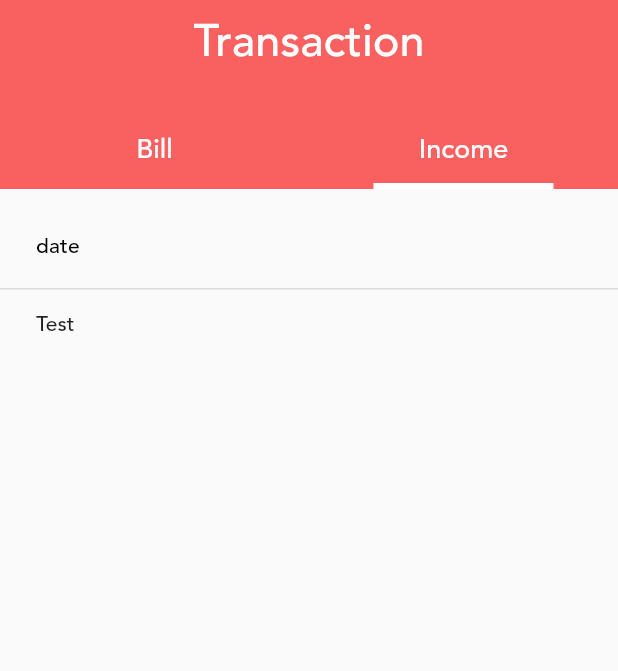
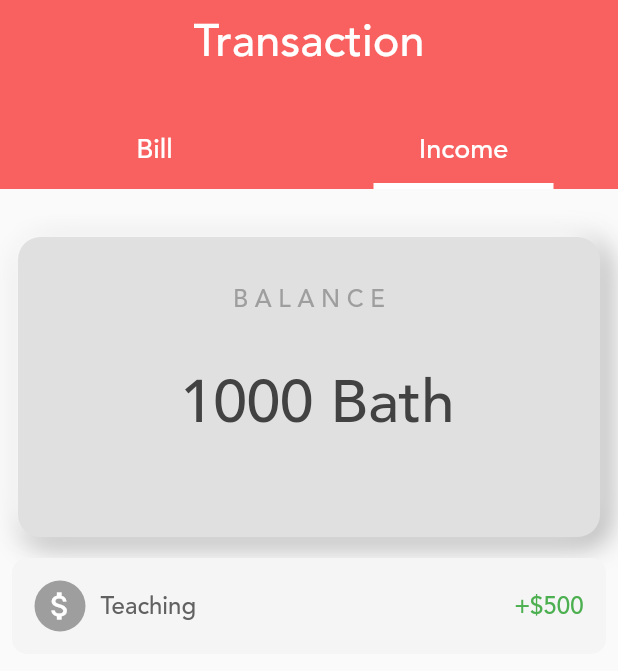
Before and after one commit to smsirmek/tutorplammer, a Flutter app: the transactionPage screen opened directly, after a tap on "Income", on a phone screen of 412 x 824 dp. Shown: the top 671 px of the screen. Run offline on Flutter 3.47's test engine with Material 2 defaults, Android fonts, the phone set to English and light mode, and no system bars; our stand-ins replace firebase_auth, firebase_core, fluttertoast, font_awesome_flutter, form_field_validator, google_sign_in and 1 more; accounts and stored records are empty.

Commit message:
add income card

```diff
--- a/lib/screen/TransactionPage.dart
+++ b/lib/screen/TransactionPage.dart
@@ -1,5 +1,7 @@
 import 'package:flutter/cupertino.dart';
 import 'package:flutter/material.dart';
+import 'package:tutorplanner/transactionpage/Cardtotal.dart';
+import 'package:tutorplanner/transactionpage/Incometransaction.dart';
 
 class TransactionPage extends StatelessWidget {
   @override
@@ -11,19 +13,19 @@ class TransactionPage extends StatelessWidget {
     );
   }
 }
+
 class transactionPage extends StatefulWidget {
-
   @override
   _TransactionPageState createState() => _TransactionPageState();
 }
 
 class _TransactionPageState extends State<transactionPage> {
-
   String filterType = "bill";
 
   @override
   Widget build(BuildContext context) {
     return Scaffold(
+      resizeToAvoidBottomInset: false,
       body: Stack(
         children: [
           Column(
@@ -95,80 +97,59 @@ class _TransactionPageState extends State<transactionPage> {
                   ],
                 ),
               ),
+              (filterType == "bill")
+                  ? Column(
+                      children: [
+                        SizedBox(
+                          height: 20,
+                        ),
+                        CupertinoSearchTextField(),
+                        SizedBox(
+                          height: 20,
+                        ),
+                        Center(
+                          child: DataTable(columns: [
+                            DataColumn(label: Text("Date")),
+                            DataColumn(label: Text("Name")),
+                            DataColumn(label: Text("Pay")),
+                            DataColumn(label: Text("Status"))
+                          ], rows: [
+                            DataRow(cells: [
+                              DataCell(Text("Test")),
+                              DataCell(Text("Test")),
+                              DataCell(Text("Test")),
+                              DataCell(Text("Test")),
+                            ]),
+                          ]),
+                        ),
+                      ],
+                    )
+                  : Container(),
+              (filterType == "income")
+                  ? Padding(
+                      padding: const EdgeInsets.all(8.0),
+                      child: Column(
+                        children: [
+                          SizedBox(
+                            height: 20,
+                          ),
+                          totalCard(
+                            balance: ' 1000',
+                          ),
+                          Container(
+                            child: Center(
+                              child: Column(children: [
+                                SizedBox(height: 10,),
+                                MyTransaction(transactionName: 'Teaching ', money: '500')
+                              ],
+                              ),
 
-              (filterType == "bill")
-                  ? SingleChildScrollView(
-                      child: Center(
-                          child: ListView(
+                            ),
+                          )
 
-                            children: [
-                            SizedBox(height: 20,),
-                            // CupertinoSearchTextField(
-
-                            // ),
-                            DataTable(
-                             columns: [
-                               DataColumn(
-                                 label: Text("date")),
-                               DataColumn(
-                                 label: Text("Name")),
-                               DataColumn(
-                                 label: Text("Pay")),
-                               DataColumn(
-                                 label: Text("Status"))
-                             ],
-                             rows: [
-                               DataRow(
-                                 cells: [
-                                   DataCell(
-                                     Text("Test")
-                                   ),
-                                   DataCell(
-                                     Text("Test")
-                                   ),
-                                   DataCell(
-                                     Text("Test")
-                                   ),
-                                   DataCell(
-                                     Text("Test")
-                                   ),
-                                 ]),
-
-                             ]),
-
-                          ],),
-
-                      ),
-
-                  )
-                  : Container(),
-
-              (filterType == "income")
-                  ? SingleChildScrollView(
-
-                    child: Container(
-                      child: Column(
-
-                        children: [
-                          SizedBox(height: 10,),
-                          DataTable(
-                           columns: [
-                             DataColumn(
-                               label: Text("date"))
-                           ],
-                           rows: [
-                             DataRow(
-                               cells: [
-                                 DataCell(
-                                   Text("Test")
-                                 )
-                               ])
-                           ]),
                         ],
                       ),
-                    ),
-                  )
-
+                    )
                   : Container(),
             ],
           ),
@@ -176,6 +157,7 @@ class _TransactionPageState extends State<transactionPage> {
       ),
     );
   }
+
   changeFilter(String filter) {
     filterType = filter;
     setState(() {});
--- a/lib/services/google_auth.dart
+++ b/lib/services/google_auth.dart
@@ -1,5 +1,4 @@
 import 'package:firebase_auth/firebase_auth.dart';
-import 'package:flutter/cupertino.dart';
 import 'package:google_sign_in/google_sign_in.dart';
 
 
--- /dev/null
+++ b/lib/transactionpage/Cardtotal.dart
@@ -0,0 +1,53 @@
+import 'package:flutter/material.dart';
+
+class totalCard extends StatelessWidget {
+  final String balance;
+
+  totalCard({
+    required this.balance,
+  });
+
+  @override
+  Widget build(BuildContext context) {
+    return Padding(
+      padding: const EdgeInsets.all(4.0),
+      child: Container(
+        height: 200,
+        child: Center(
+          child: Column(
+            mainAxisAlignment: MainAxisAlignment.spaceEvenly,
+            children: [
+              Text('B A L A N C E',
+                  style: TextStyle(color: Colors.grey[500], fontSize: 16)),
+              Text(
+                 balance + ' '+'Bath',
+                style: TextStyle(color: Colors.grey[800], fontSize: 40),
+              ),
+              Padding(
+                padding: const EdgeInsets.symmetric(horizontal: 20.0),
+                child: Row(
+                  mainAxisAlignment: MainAxisAlignment.spaceBetween,
+                ),
+              )
+            ],
+          ),
+        ),
+        decoration: BoxDecoration(
+            borderRadius: BorderRadius.circular(15),
+            color: Colors.grey[300],
+            boxShadow: [
+              BoxShadow(
+                  color: Colors.grey.shade500,
+                  offset: Offset(4.0, 4.0),
+                  blurRadius: 15.0,
+                  spreadRadius: 1.0),
+              BoxShadow(
+                  color: Colors.white,
+                  offset: Offset(-4.0, -4.0),
+                  blurRadius: 15.0,
+                  spreadRadius: 1.0),
+            ]),
+      ),
+    );
+  }
+}
--- /dev/null
+++ b/lib/transactionpage/Incometransaction.dart
@@ -0,0 +1,63 @@
+import 'package:flutter/material.dart';
+
+class MyTransaction extends StatelessWidget {
+  final String transactionName;
+  final String money;
+
+
+  MyTransaction({
+    required this.transactionName,
+    required this.money,
+
+  });
+
+  @override
+  Widget build(BuildContext context) {
+    return Padding(
+      padding: const EdgeInsets.only(bottom: 12.0),
+      child: ClipRRect(
+        borderRadius: BorderRadius.circular(10),
+        child: Container(
+          padding: EdgeInsets.all(15),
+          color: Colors.grey[100],
+          child: Row(
+            mainAxisAlignment: MainAxisAlignment.spaceBetween,
+            children: [
+              Row(
+                children: [
+                  Container(
+                    padding: EdgeInsets.all(5),
+                    decoration: BoxDecoration(
+                        shape: BoxShape.circle, color: Colors.grey[500]),
+                    child: Center(
+                      child: Icon(
+                        Icons.attach_money_outlined,
+                        color: Colors.white,
+                      ),
+                    ),
+                  ),
+                  SizedBox(
+                    width: 10,
+                  ),
+                  Text(transactionName,
+                      style: TextStyle(
+                        fontSize: 16,
+                        color: Colors.grey[700],
+                      )),
+                ],
+              ),
+              Text(
+                ('+') + '\$' + money,
+                style: TextStyle(
+                  //fontWeight: FontWeight.bold,
+                  fontSize: 16,
+                  color: Colors.green,
+                ),
+              ),
+            ],
+          ),
+        ),
+      ),
+    );
+  }
+}
```
